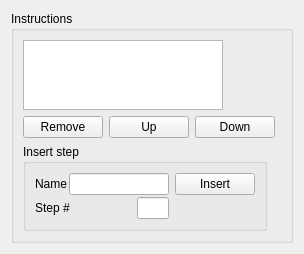
Qt form ui/brewDayWidget.ui (Brewtarget/brewtarget) before a commit.
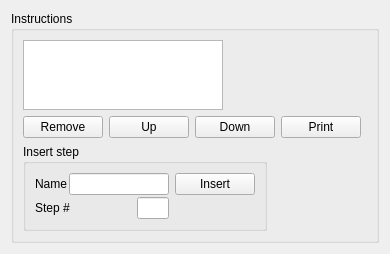
The same form after that commit.

Commit message: Adding print functionality to the brewday instructions.

What changed in the file:
```diff
--- a/ui/brewDayWidget.ui
+++ b/ui/brewDayWidget.ui
@@ -76,6 +76,16 @@
             </property>
            </widget>
           </item>
+          <item>
+           <widget class="QPushButton" name="pushButton_print">
+            <property name="toolTip">
+             <string>Print brewday instructions</string>
+            </property>
+            <property name="text">
+             <string>Print</string>
+            </property>
+           </widget>
+          </item>
          </layout>
         </item>
         <item>
```
The commit also changes 8 other files.
